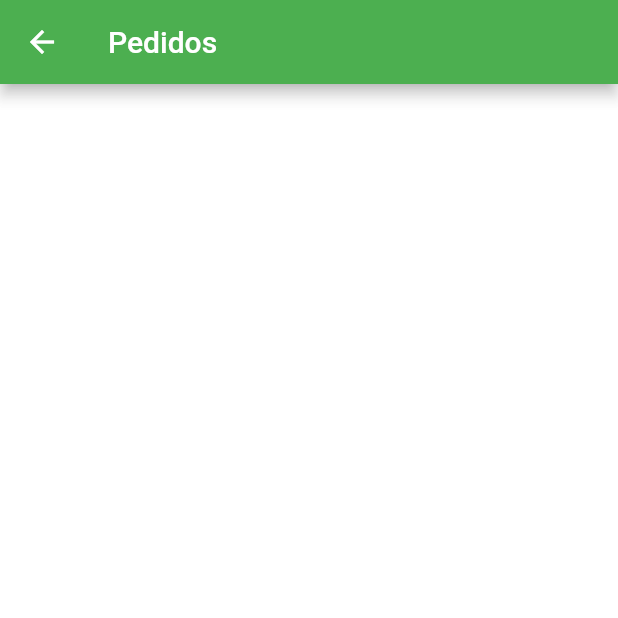
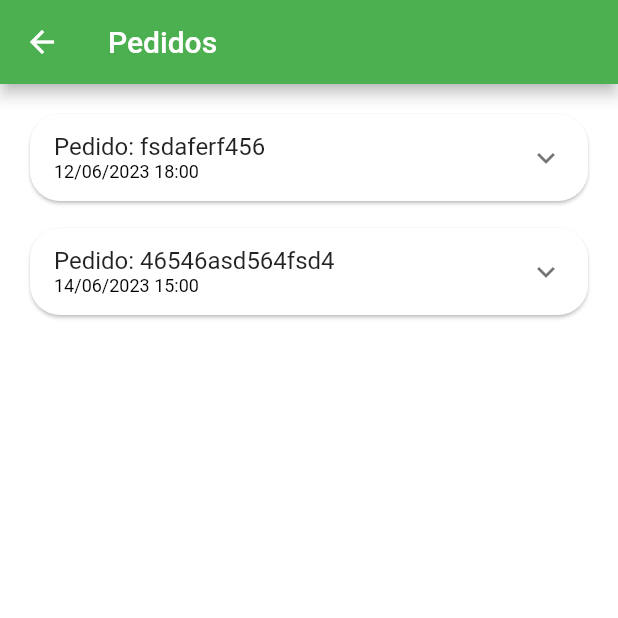
Before and after one commit to guireino/Green-grocer, a Flutter app: the OrdersTab screen opened directly, on a phone screen of 412 x 824 dp, the top half of it. Run offline on Flutter 3.47's test engine with Material 2 defaults, Android fonts, the phone set to English and light mode, and no system bars; our stand-ins replace animated_text_kit, badges, mask_text_input_formatter.

Commit message:
add os arquivos e updates do projeto 14/06/23

```diff
--- a/lib/src/config/app_data.dart
+++ b/lib/src/config/app_data.dart
@@ -92,5 +92,47 @@ UserModel user = UserModel(
 );
 
 List<OrderModel> orders = [
-  //OrderModel(id: "fsdaferf456", status: "pending_payment", copyAndPaste: "remjweljslfjsdl", total: 0, createdDateTime: DateTime.parse("2023-06-12 18:00:10:450"), overdueDateTime: DateTime.parse("2023-06-12 18:00:10:450"), items: [CartItemModel(item: apple, quantity: 2,),],);
+  //Pedido
+  OrderModel(
+    id: "fsdaferf456",
+    status: "pending_payment",
+    copyAndPaste: "remjweljslfjsdl",
+    total: 11.0,
+    createdDateTime: DateTime.parse(
+      "2023-06-12 18:00:10.450",
+    ),
+    overdueDateTime: DateTime.parse(
+      "2023-06-12 18:00:10.450",
+    ),
+    items: [
+      CartItemModel(
+        item: apple,
+        quantity: 2,
+      ),
+      CartItemModel(
+        item: mango,
+        quantity: 2,
+      ),
+    ],
+  ),
+
+  //Pedido
+  OrderModel(
+    id: "46546asd564fsd4",
+    status: "pending_payment",
+    copyAndPaste: "a6545dfasfasfaf",
+    total: 11.5,
+    createdDateTime: DateTime.parse(
+      "2023-06-14 15:00:10.650",
+    ),
+    overdueDateTime: DateTime.parse(
+      "2023-06-14 15:00:10.650",
+    ),
+    items: [
+      CartItemModel(
+        item: guava,
+        quantity: 1,
+      ),
+    ],
+  ),
 ];
--- /dev/null
+++ b/lib/src/pages/orders/components/order_tile.dart
@@ -0,0 +1,124 @@
+import 'package:flutter/material.dart';
+import 'package:greengrocer/src/models/cart_item_model.dart';
+import 'package:greengrocer/src/models/order_model.dart';
+import 'package:greengrocer/src/pages/orders/components/order_status_widget.dart';
+import 'package:greengrocer/src/services/utils_services.dart';
+
+class OrderTile extends StatelessWidget {
+  final OrderModel order;
+
+  OrderTile({
+    Key? key,
+    required this.order,
+  }) : super(key: key);
+
+  final UtilsServices utilsServices = UtilsServices();
+
+  @override
+  Widget build(BuildContext context) {
+    return Card(
+      shape: RoundedRectangleBorder(
+        borderRadius: BorderRadius.circular(20),
+      ),
+      child: Theme(
+        data: Theme.of(context).copyWith(dividerColor: Colors.transparent),
+        child: ExpansionTile(
+          title: Column(
+            mainAxisSize: MainAxisSize.min,
+            crossAxisAlignment: CrossAxisAlignment.start,
+            children: [
+              Text('Pedido: ${order.id}'),
+              Text(
+                utilsServices.formatDateTime(order.createdDateTime),
+                style: const TextStyle(
+                  fontSize: 12,
+                  color: Colors.black,
+                ),
+              ),
+            ],
+          ),
+          childrenPadding: const EdgeInsets.fromLTRB(16, 0, 16, 16),
+          children: [
+            SizedBox(
+              height: 150,
+              child: Row(
+                children: [
+                  // Lista de produtos
+                  Expanded(
+                    flex: 3,
+                    child: ListView(
+                      children: order.items.map((orderItem) {
+                        return _OrderItemWidget(
+                          utilsServices: utilsServices,
+                          orderItem: orderItem,
+                        );
+                        // Container(
+                        //   height: 20,
+                        //   color: Colors.red,
+                        //   margin: const EdgeInsets.only(bottom: 10),
+                        // );
+                      }).toList(),
+                    ),
+                  ),
+
+                  // Divisao de produtos
+                  VerticalDivider(
+                    color: Colors.grey.shade300,
+                    thickness: 2,
+                    width: 8,
+                  ),
+
+                  // Status de produtos
+                  Expanded(
+                    flex: 2,
+                    child: OrderStatusWidget(
+                      status: order.status,
+                      isOverdue: order.overdueDateTime.isBefore(DateTime.now()),
+                    ),
+                    // Container(
+                    //   color: Colors.blue,
+                    // ),
+                  ),
+                ],
+              ),
+            )
+          ],
+        ),
+      ),
+    );
+  }
+}
+
+class _OrderItemWidget extends StatelessWidget {
+  const _OrderItemWidget({
+    Key? key,
+    required this.utilsServices,
+    required this.orderItem,
+  }) : super(key: key);
+
+  final UtilsServices utilsServices;
+  final CartItemModel orderItem;
+
+  @override
+  Widget build(BuildContext context) {
+    return Padding(
+      padding: const EdgeInsets.only(bottom: 10),
+      child: Row(
+        children: [
+          Text(
+            '${orderItem.quantity} ${orderItem.item.unit} ',
+            style: const TextStyle(
+              fontWeight: FontWeight.bold,
+            ),
+          ),
+          Expanded(child: Text(orderItem.item.itemName)),
+          Text(
+            utilsServices.priceToCurrency(
+              orderItem.totalPrice(),
+            ),
+          ),
+        ],
+      ),
+    );
+  }
+}
--- a/lib/src/pages/orders/orders_tab.dart
+++ b/lib/src/pages/orders/orders_tab.dart
@@ -1,4 +1,7 @@
 import 'package:flutter/material.dart';
+
+import '../../config/app_data.dart' as appData;
+import 'components/order_tile.dart';
 
 class OrdersTab extends StatelessWidget {
   const OrdersTab({Key? key}) : super(key: key);
@@ -9,14 +12,14 @@ class OrdersTab extends StatelessWidget {
       appBar: AppBar(
         title: const Text("Pedidos"),
       ),
-      //body:
-
-      // ListView.separated(
-      //     padding: const EdgeInsets.all(16),
-      //     physics: const BouncingScrollPhysics(),
-      //     separatorBuilder: (_, index) => const SizedBox(height: 10),
-      //     itemBuilder: itemBuilder,
-      //     itemCount: itemCount),
+      body: ListView.separated(
+        padding: const EdgeInsets.all(16),
+        physics: const BouncingScrollPhysics(),
+        separatorBuilder: (_, index) => const SizedBox(height: 10),
+        itemBuilder: (_, index) => OrderTile(order: appData.orders[index]),
+        // Text(appData.orders[index].id);
+        itemCount: appData.orders.length,
+      ),
     );
   }
 }
--- a/lib/src/services/utils_services.dart
+++ b/lib/src/services/utils_services.dart
@@ -1,4 +1,5 @@
 import 'package:intl/intl.dart';
+import 'package:intl/date_symbol_data_local.dart';
 
 class UtilsServices {
   // R$ valor
@@ -7,4 +8,11 @@ class UtilsServices {
 
     return numberFormat.format(price);
   }
+
+  String formatDateTime(DateTime dateTime) {
+    initializeDateFormatting();
+
+    DateFormat dateFormat = DateFormat.yMd('pt_BR').add_Hm();
+    return dateFormat.format(dateTime);
+  }
 }
```
Also changed, not shown: lib/src/pages/orders/components/order_status_widget.dart (added, +106 -0 lines).
